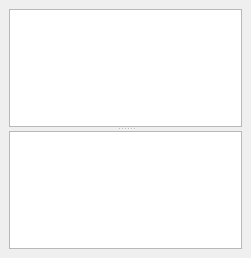
kateyy/geohazardvis, file gui/widgets/VectorMappingChooser.ui: the form before one commit.
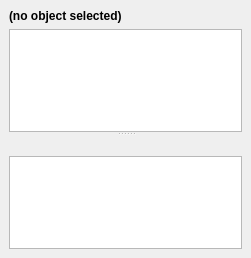
The form after the commit. Custom widgets are drawn as their Qt base class.

```diff
--- a/gui/widgets/VectorMappingChooser.ui
+++ b/gui/widgets/VectorMappingChooser.ui
@@ -14,7 +14,26 @@
    <string>vector mapping</string>
   </property>
   <widget class="QWidget" name="content">
-   <layout class="QHBoxLayout" name="horizontalLayout">
+   <layout class="QVBoxLayout" name="verticalLayout_2">
+    <item>
+     <widget class="QLabel" name="relatedDataObject">
+      <property name="sizePolicy">
+       <sizepolicy hsizetype="Preferred" vsizetype="Fixed">
+        <horstretch>0</horstretch>
+        <verstretch>0</verstretch>
+       </sizepolicy>
+      </property>
+      <property name="font">
+       <font>
+        <weight>75</weight>
+        <bold>true</bold>
+       </font>
+      </property>
+      <property name="text">
+       <string>(no object selected)</string>
+      </property>
+     </widget>
+    </item>
     <item>
      <widget class="QSplitter" name="splitter">
       <property name="frameShape">
@@ -27,10 +46,29 @@
        <bool>false</bool>
       </property>
       <widget class="QListView" name="vectorsListView"/>
-      <widget class="propertyguizeug::PropertyBrowser" name="propertyBrowser">
-       <attribute name="headerVisible">
-        <bool>false</bool>
-       </attribute>
+      <widget class="QWidget" name="propertyBrowserContainer">
+       <layout class="QVBoxLayout" name="verticalLayout">
+        <item>
+         <widget class="QLabel" name="propertyBrowserLabel">
+          <property name="text">
+           <string/>
+          </property>
+          <property name="margin">
+           <number>0</number>
+          </property>
+          <property name="indent">
+           <number>15</number>
+          </property>
+         </widget>
+        </item>
+        <item>
+         <widget class="propertyguizeug::PropertyBrowser" name="propertyBrowser">
+          <attribute name="headerVisible">
+           <bool>false</bool>
+          </attribute>
+         </widget>
+        </item>
+       </layout>
       </widget>
      </widget>
     </item>
```
